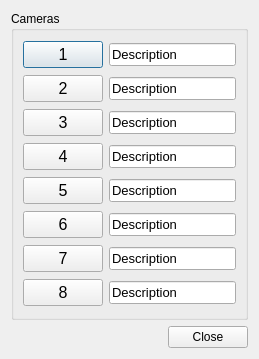
sestei/ssmcam, file uicameras.ui: the form before one commit.
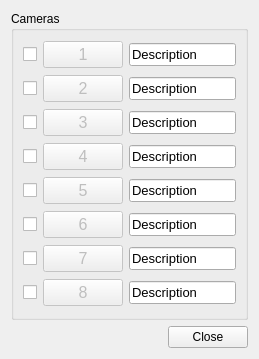
The form after the commit. Icons and pictures are not drawn.

Diff of the .ui file:
```diff
--- a/uicameras.ui
+++ b/uicameras.ui
@@ -25,7 +25,17 @@
      </property>
      <layout class="QGridLayout" name="gridLayout">
       <item row="0" column="0">
+       <widget class="QCheckBox" name="chkCam1">
+        <property name="text">
+         <string/>
+        </property>
+       </widget>
+      </item>
+      <item row="0" column="1">
        <widget class="QPushButton" name="pbCam1">
+        <property name="enabled">
+         <bool>false</bool>
+        </property>
         <property name="sizePolicy">
          <sizepolicy hsizetype="Fixed" vsizetype="Fixed">
           <horstretch>0</horstretch>
@@ -42,7 +52,7 @@
         </property>
        </widget>
       </item>
-      <item row="0" column="1">
+      <item row="0" column="2">
        <widget class="QLineEdit" name="txtDesc1">
         <property name="font">
          <font>
@@ -55,7 +65,17 @@
        </widget>
       </item>
       <item row="1" column="0">
+       <widget class="QCheckBox" name="chkCam2">
+        <property name="text">
+         <string/>
+        </property>
+       </widget>
+      </item>
+      <item row="1" column="1">
        <widget class="QPushButton" name="pbCam2">
+        <property name="enabled">
+         <bool>false</bool>
+        </property>
         <property name="sizePolicy">
          <sizepolicy hsizetype="Fixed" vsizetype="Fixed">
           <horstretch>0</horstretch>
@@ -72,7 +92,7 @@
         </property>
        </widget>
       </item>
-      <item row="1" column="1">
+      <item row="1" column="2">
        <widget class="QLineEdit" name="txtDesc2">
         <property name="font">
          <font>
@@ -85,7 +105,17 @@
        </widget>
       </item>
       <item row="2" column="0">
+       <widget class="QCheckBox" name="chkCam3">
+        <property name="text">
+         <string/>
+        </property>
+       </widget>
+      </item>
+      <item row="2" column="1">
        <widget class="QPushButton" name="pbCam3">
+        <property name="enabled">
+         <bool>false</bool>
+        </property>
         <property name="sizePolicy">
          <sizepolicy hsizetype="Fixed" vsizetype="Fixed">
           <horstretch>0</horstretch>
@@ -102,7 +132,7 @@
         </property>
        </widget>
       </item>
-      <item row="2" column="1">
+      <item row="2" column="2">
        <widget class="QLineEdit" name="txtDesc3">
         <property name="font">
          <font>
@@ -115,7 +145,17 @@
        </widget>
       </item>
       <item row="3" column="0">
+       <widget class="QCheckBox" name="chkCam4">
+        <property name="text">
+         <string/>
+        </property>
+       </widget>
+      </item>
+      <item row="3" column="1">
        <widget class="QPushButton" name="pbCam4">
+        <property name="enabled">
+         <bool>false</bool>
+        </property>
         <property name="sizePolicy">
          <sizepolicy hsizetype="Fixed" vsizetype="Fixed">
           <horstretch>0</horstretch>
@@ -132,7 +172,7 @@
         </property>
        </widget>
       </item>
-      <item row="3" column="1">
+      <item row="3" column="2">
        <widget class="QLineEdit" name="txtDesc4">
         <property name="font">
          <font>
@@ -145,7 +185,17 @@
        </widget>
       </item>
       <item row="4" column="0">
+       <widget class="QCheckBox" name="chkCam5">
+        <property name="text">
+         <string/>
+        </property>
+       </widget>
+      </item>
+      <item row="4" column="1">
        <widget class="QPushButton" name="pbCam5">
+        <property name="enabled">
+         <bool>false</bool>
+        </property>
         <property name="sizePolicy">
          <sizepolicy hsizetype="Fixed" vsizetype="Fixed">
           <horstretch>0</horstretch>
@@ -162,7 +212,7 @@
         </property>
        </widget>
       </item>
-      <item row="4" column="1">
+      <item row="4" column="2">
        <widget class="QLineEdit" name="txtDesc5">
         <property name="font">
          <font>
@@ -175,7 +225,17 @@
        </widget>
       </item>
       <item row="5" column="0">
+       <widget class="QCheckBox" name="chkCam6">
+        <property name="text">
+         <string/>
+        </property>
+       </widget>
+      </item>
+      <item row="5" column="1">
        <widget class="QPushButton" name="pbCam6">
+        <property name="enabled">
+         <bool>false</bool>
+        </property>
         <property name="sizePolicy">
          <sizepolicy hsizetype="Fixed" vsizetype="Fixed">
           <horstretch>0</horstretch>
@@ -192,7 +252,7 @@
         </property>
        </widget>
       </item>
-      <item row="5" column="1">
+      <item row="5" column="2">
        <widget class="QLineEdit" name="txtDesc6">
         <property name="font">
          <font>
@@ -205,7 +265,17 @@
        </widget>
       </item>
       <item row="6" column="0">
+       <widget class="QCheckBox" name="chkCam7">
+        <property name="text">
+         <string/>
+        </property>
+       </widget>
+      </item>
+      <item row="6" column="1">
        <widget class="QPushButton" name="pbCam7">
+        <property name="enabled">
+         <bool>false</bool>
+        </property>
         <property name="sizePolicy">
          <sizepolicy hsizetype="Fixed" vsizetype="Fixed">
           <horstretch>0</horstretch>
@@ -222,7 +292,7 @@
         </property>
        </widget>
       </item>
-      <item row="6" column="1">
+      <item row="6" column="2">
        <widget class="QLineEdit" name="txtDesc7">
         <property name="font">
          <font>
@@ -235,7 +305,17 @@
        </widget>
       </item>
       <item row="7" column="0">
+       <widget class="QCheckBox" name="chkCam8">
+        <property name="text">
+         <string/>
+        </property>
+       </widget>
+      </item>
+      <item row="7" column="1">
        <widget class="QPushButton" name="pbCam8">
+        <property name="enabled">
+         <bool>false</bool>
+        </property>
         <property name="sizePolicy">
          <sizepolicy hsizetype="Fixed" vsizetype="Fixed">
           <horstretch>0</horstretch>
@@ -252,7 +332,7 @@
         </property>
        </widget>
       </item>
-      <item row="7" column="1">
+      <item row="7" column="2">
        <widget class="QLineEdit" name="txtDesc8">
         <property name="font">
          <font>
```
Left out of the diff: 152 changed lines with no effect on the pictures.
